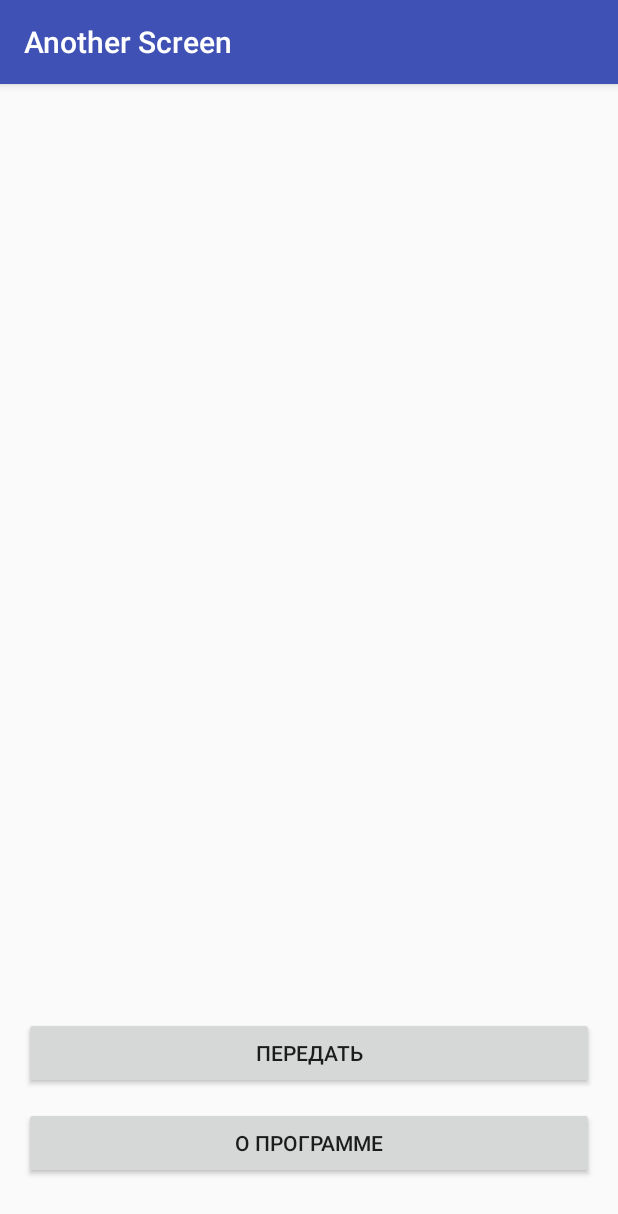
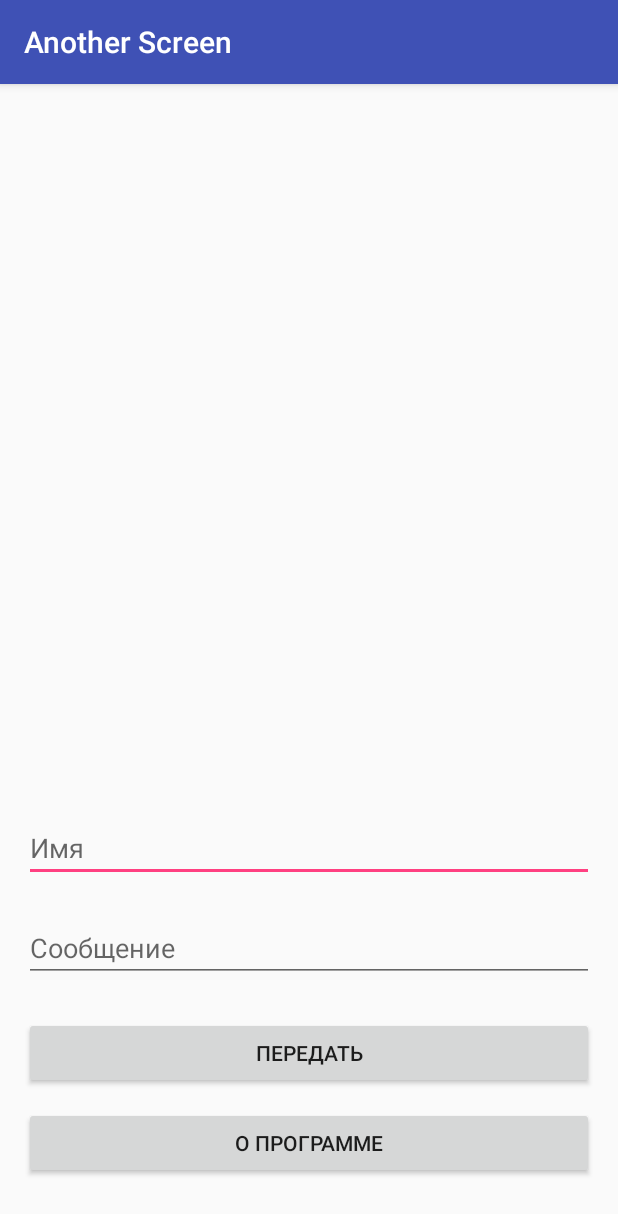
Before and after one commit to randomkorrektor/AndroidStudy, an Android app: the screen it shows after launch (MainActivity), on a phone screen of 412 x 824 dp. Shown: the top 1214 px of the screen. Run offline under Robolectric (Android 15) with nearby library versions, the phone set to English and light mode, and no system bars.

Commit message:
Lesson 5.2 - Add editText

```diff
--- a/AnotherScreen/app/src/main/res/layout/activity_main.xml
+++ b/AnotherScreen/app/src/main/res/layout/activity_main.xml
@@ -32,4 +32,32 @@
         android:layout_alignParentStart="true"
         android:layout_alignParentEnd="true" />
 
+    <EditText
+        android:layout_width="wrap_content"
+        android:layout_height="wrap_content"
+        android:inputType="textCapWords"
+        android:ems="10"
+        android:layout_above="@+id/editTextMessage"
+        android:layout_alignParentStart="true"
+        android:layout_marginBottom="21dp"
+        android:id="@+id/editTextName"
+        android:hint="@string/name"
+        android:layout_alignParentEnd="true" />
+
+    <EditText
+        android:layout_width="wrap_content"
+        android:layout_height="wrap_content"
+        android:inputType="textCapSentences"
+        android:ems="10"
+        android:lines="3"
+        android:id="@+id/editTextMessage"
+        android:hint="@string/message"
+        android:layout_marginBottom="23dp"
+        android:fontFamily="sans-serif"
+        android:textSize="18sp"
+        android:textAlignment="textStart"
+        android:layout_above="@+id/button2"
+        android:layout_alignParentStart="true"
+        android:layout_alignParentEnd="true" />
+
 </RelativeLayout>
--- a/AnotherScreen/app/src/main/res/values/strings.xml
+++ b/AnotherScreen/app/src/main/res/values/strings.xml
@@ -13,4 +13,6 @@
     <string name="translate_button">Передать</string>
     <string name="translate_title">Передача данных</string>
     <string name="second_activity">Second activity</string>
+    <string name="message">Сообщение</string>
+    <string name="name">Имя</string>
 </resources>
```
